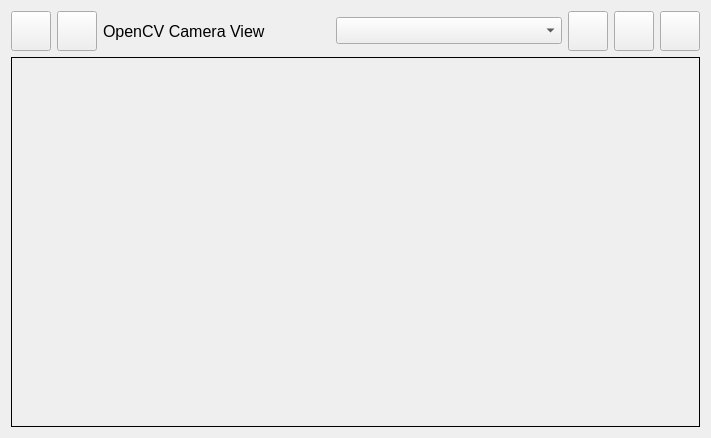
Before: the Qt Designer form mainwindow.ui in Lproduct/test_thread, drawn with Qt 5.
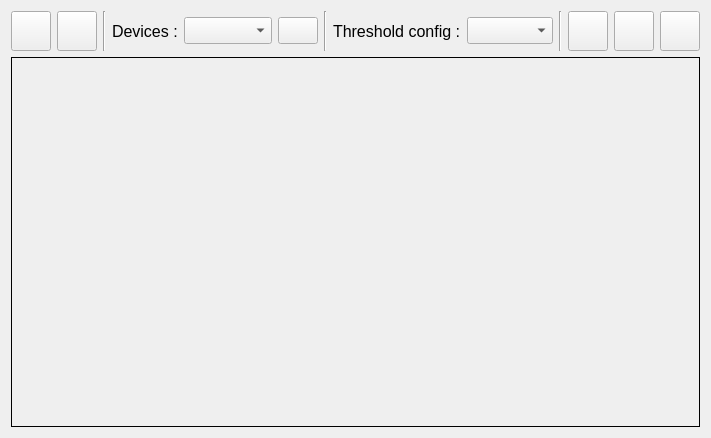
After: the same form once the commit is applied. Icons and pictures are not drawn.

Commit message: Devices Connection function added

The edit to the form file:
```diff
--- a/mainwindow.ui
+++ b/mainwindow.ui
@@ -20,7 +20,7 @@
   <widget class="QWidget" name="centralWidget">
    <layout class="QGridLayout" name="gridLayout" rowstretch="0,1,10" columnstretch="1" columnminimumwidth="0">
     <item row="1" column="0">
-     <layout class="QHBoxLayout" name="horizontalLayout" stretch="0,0,1,1,0,0,0">
+     <layout class="QHBoxLayout" name="horizontalLayout" stretch="0,0,0,1,0,0,1,0,0,0,0">
       <item>
        <widget class="QPushButton" name="pushButtonGetImage">
         <property name="minimumSize">
@@ -69,23 +69,86 @@
        </widget>
       </item>
       <item>
-       <widget class="QLabel" name="label">
-        <property name="font">
-         <font>
-          <pointsize>12</pointsize>
-         </font>
+       <widget class="Line" name="line">
+        <property name="orientation">
+         <enum>Qt::Vertical</enum>
+        </property>
+       </widget>
+      </item>
+      <item>
+       <layout class="QHBoxLayout" name="horizontalLayout_2" stretch="0,1">
+        <item>
+         <widget class="QLabel" name="label_2">
+          <property name="font">
+           <font>
+            <pointsize>12</pointsize>
+           </font>
+          </property>
+          <property name="text">
+           <string>Devices :</string>
+          </property>
+         </widget>
+        </item>
+        <item>
+         <widget class="QComboBox" name="comboBoxDevices">
+          <property name="font">
+           <font>
+            <pointsize>12</pointsize>
+           </font>
+          </property>
+         </widget>
+        </item>
+       </layout>
+      </item>
+      <item>
+       <widget class="QPushButton" name="pushButtonRefresh">
+        <property name="minimumSize">
+         <size>
+          <width>25</width>
+          <height>27</height>
+         </size>
         </property>
         <property name="text">
-         <string>OpenCV Camera View</string>
+         <string/>
         </property>
        </widget>
       </item>
       <item>
-       <widget class="QComboBox" name="comboBoxObjectConf">
-        <property name="font">
-         <font>
-          <pointsize>12</pointsize>
-         </font>
+       <widget class="Line" name="line_2">
+        <property name="orientation">
+         <enum>Qt::Vertical</enum>
+        </property>
+       </widget>
+      </item>
+      <item>
+       <layout class="QHBoxLayout" name="horizontalLayout_4" stretch="0,1">
+        <item>
+         <widget class="QLabel" name="label_3">
+          <property name="font">
+           <font>
+            <pointsize>12</pointsize>
+           </font>
+          </property>
+          <property name="text">
+           <string>Threshold config :</string>
+          </property>
+         </widget>
+        </item>
+        <item>
+         <widget class="QComboBox" name="comboBoxObjectConf">
+          <property name="font">
+           <font>
+            <pointsize>12</pointsize>
+           </font>
+          </property>
+         </widget>
+        </item>
+       </layout>
+      </item>
+      <item>
+       <widget class="Line" name="line_3">
+        <property name="orientation">
+         <enum>Qt::Vertical</enum>
         </property>
        </widget>
       </item>
```
Left out of the diff: 11 changed lines with no effect on the pictures. The commit also changes 10 other files.
